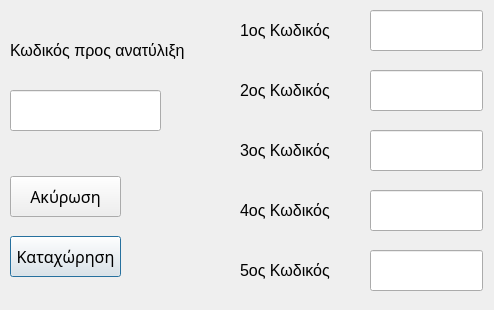
The window that rewrap.ui (algogr/Elina_Labels_odbc) describes before a commit, drawn with Qt 5.
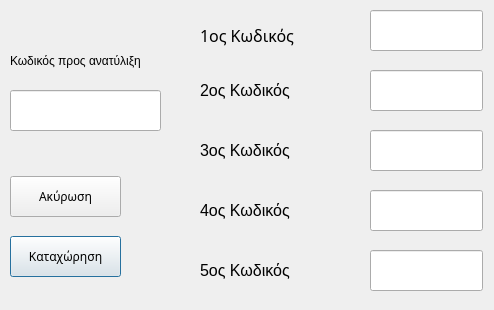
The same window after the commit.

What changed in the file:
```diff
--- a/rewrap.ui
+++ b/rewrap.ui
@@ -25,7 +25,7 @@
    <property name="font">
     <font>
      <family>AlArabiya</family>
-     <pointsize>12</pointsize>
+     <pointsize>9</pointsize>
     </font>
    </property>
    <property name="text">
@@ -96,14 +96,14 @@
    <property name="geometry">
     <rect>
      <x>10</x>
-     <y>40</y>
+     <y>50</y>
      <width>211</width>
      <height>21</height>
     </rect>
    </property>
    <property name="font">
     <font>
-     <pointsize>12</pointsize>
+     <pointsize>9</pointsize>
     </font>
    </property>
    <property name="text">
@@ -113,15 +113,18 @@
   <widget class="QLabel" name="label_new1">
    <property name="geometry">
     <rect>
-     <x>240</x>
+     <x>200</x>
      <y>20</y>
-     <width>121</width>
-     <height>21</height>
+     <width>151</width>
+     <height>31</height>
     </rect>
    </property>
    <property name="font">
     <font>
-     <pointsize>12</pointsize>
+     <family>Sans Serif</family>
+     <pointsize>9</pointsize>
+     <weight>50</weight>
+     <bold>false</bold>
     </font>
    </property>
    <property name="text">
@@ -138,15 +141,15 @@
   <widget class="QLabel" name="label_new2">
    <property name="geometry">
     <rect>
-     <x>240</x>
+     <x>200</x>
      <y>80</y>
-     <width>121</width>
+     <width>151</width>
      <height>21</height>
     </rect>
    </property>
    <property name="font">
     <font>
-     <pointsize>12</pointsize>
+     <pointsize>9</pointsize>
     </font>
    </property>
    <property name="text">
@@ -163,15 +166,15 @@
   <widget class="QLabel" name="label_new3">
    <property name="geometry">
     <rect>
-     <x>240</x>
+     <x>200</x>
      <y>140</y>
-     <width>121</width>
+     <width>151</width>
      <height>21</height>
     </rect>
    </property>
    <property name="font">
     <font>
-     <pointsize>12</pointsize>
+     <pointsize>9</pointsize>
     </font>
    </property>
    <property name="text">
@@ -188,15 +191,15 @@
   <widget class="QLabel" name="label_new4">
    <property name="geometry">
     <rect>
-     <x>240</x>
+     <x>200</x>
      <y>200</y>
-     <width>121</width>
+     <width>151</width>
      <height>21</height>
     </rect>
    </property>
    <property name="font">
     <font>
-     <pointsize>12</pointsize>
+     <pointsize>9</pointsize>
     </font>
    </property>
    <property name="text">
@@ -213,15 +216,15 @@
   <widget class="QLabel" name="label_new5">
    <property name="geometry">
     <rect>
-     <x>240</x>
+     <x>200</x>
      <y>260</y>
-     <width>121</width>
+     <width>151</width>
      <height>21</height>
     </rect>
    </property>
    <property name="font">
     <font>
-     <pointsize>12</pointsize>
+     <pointsize>9</pointsize>
     </font>
    </property>
    <property name="text">
@@ -247,7 +250,7 @@
    <property name="font">
     <font>
      <family>AlArabiya</family>
-     <pointsize>12</pointsize>
+     <pointsize>9</pointsize>
     </font>
    </property>
    <property name="text">
```
